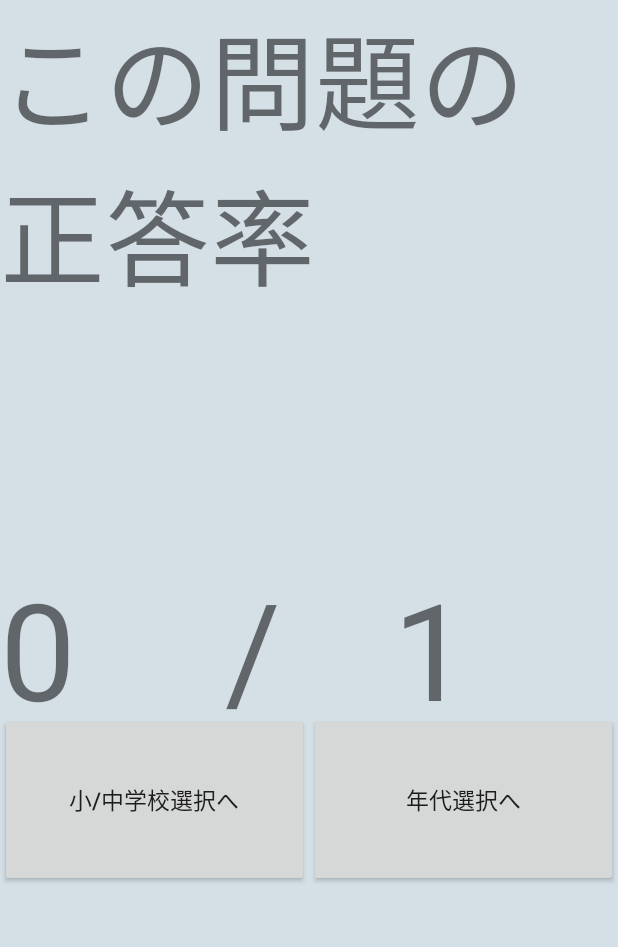
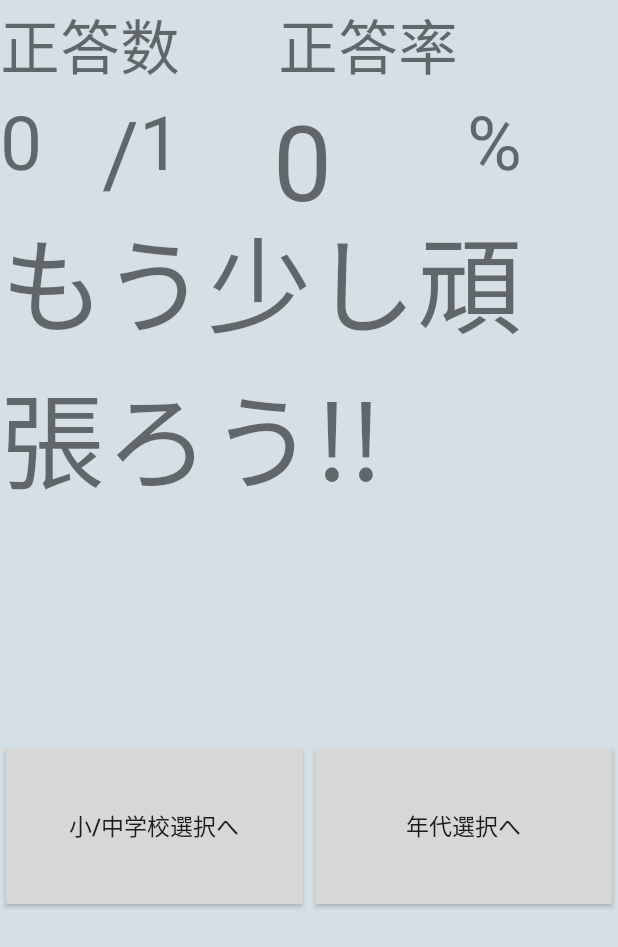
Before and after one commit to kiesproject/android-kanazawa-2016, an Android app: the QuizActivity screen opened directly, with no data from a screen before it, after a tap on an icon or button, on a phone screen of 412 x 824 dp. Shown: the top 947 px of the screen. Run offline under Robolectric (Android 15) with nearby library versions, the phone set to English and light mode, and no system bars; 13 statements that could not run were skipped.

Commit message:
QuizResultの解消

```diff
--- a/juniorkanazawa/app/src/main/java/com/higamasa/juniorkanazawa/QuizActivity.java
+++ b/juniorkanazawa/app/src/main/java/com/higamasa/juniorkanazawa/QuizActivity.java
@@ -14,34 +14,40 @@ import android.widget.TextView;
 import android.support.annotation.IntegerRes;
 import android.support.v7.app.AppCompatActivity;
 import android.util.Log;
-import android.view.View;
 
 import java.util.ArrayList;
+import java.util.Arrays;
+import java.util.Collections;
+import java.util.List;
+import java.util.Random;
 
 public class QuizActivity extends Activity implements View.OnClickListener {
 	ArrayList<QuizEntity> answerList;	//問題list
 
 	private int correct = 0;		//正解数
-	private int nStatement = 0;		//statement番号
+	private int sNumber = 0;		//statement番号
 
 	private String Answer;			//正解の文字列
+
+	private String firstAnswer;
+	private String secondAnswer;
+	private String thirdAnswer;
+	private String fourthAnswer;
 
 	private TextView Statement;
 	private TextView Title;
 
-	private Button FirstButton;
-	private Button SecondButton;
-	private Button ThirdButton;
-	private Button FourthButton;
-
-	private ImageView correctImage;
+//	private Button[] selectButton;
+	private Button firstButton;
+	private Button secondButton;
+	private Button thirdButton;
+	private Button fourthButton;
 
 	@Override
 	protected void onCreate(Bundle savedInstanceState) {
 		super.onCreate(savedInstanceState);
 		setContentView(R.layout.content_quiz);
-
-		setQuestion(nStatement);
+		setQuestion(sNumber);
 	}
 
 	//クイズの挿入
@@ -56,37 +62,54 @@ public class QuizActivity extends Activity implements View.OnClickListener {
 		Title = (TextView)findViewById(R.id.title);
 		Title.setText(answerList.get(sNumber).getTitle());
 
-		FirstButton = (Button) findViewById(R.id.button0);
-		FirstButton.setText(answerList.get(sNumber).getFirst());
-		SecondButton = (Button) findViewById(R.id.button1);
-		SecondButton.setText(answerList.get(sNumber).getSecond());
-		ThirdButton = (Button) findViewById(R.id.button2);
-		ThirdButton.setText(answerList.get(sNumber).getThird());
-		FourthButton = (Button) findViewById(R.id.button3);
-		FourthButton.setText(answerList.get(sNumber).getFourth());
+		firstAnswer = answerList.get(sNumber).getFirst();
+		secondAnswer = answerList.get(sNumber).getSecond();
+		thirdAnswer = answerList.get(sNumber).getThird();
+		fourthAnswer = answerList.get(sNumber).getFourth();
 
 		int AnswerNumber = answerList.get(sNumber).getAnswer();
 		Answer = AnswerSelect(AnswerNumber);
 
-		FirstButton.setOnClickListener(new View.OnClickListener() {
+//		selectAnswer = new String[]{firstAnswer,secondAnswer,thirdAnswer,fourthAnswer};
+
+//		selectButton = new Button[]{firstButton,secondButton,thirdButton,fourthButton};
+//		Random random = new Random();
+//		int select = random.nextInt(4);
+//		List<Button> list = Arrays.asList(selectButton[select]);
+//		Collections.shuffle(list);
+//		selectButton = (Button[])list.toArray(new Button[list.size()]);
+
+		firstButton = (Button) findViewById(R.id.button0);
+		firstButton.setText(answerList.get(sNumber).getFirst());
+
+		secondButton = (Button) findViewById(R.id.button1);
+		secondButton.setText(answerList.get(sNumber).getSecond());
+
+		thirdButton = (Button) findViewById(R.id.button2);
+		thirdButton.setText(answerList.get(sNumber).getThird());
+
+		fourthButton = (Button) findViewById(R.id.button3);
+		fourthButton.setText(answerList.get(sNumber).getFourth());
+
+		firstButton.setOnClickListener(new View.OnClickListener() {
 			@Override
 			public void onClick(View view) {
 				AnswerJudge(findViewById(R.id.button0));
 			}
 		});
-		SecondButton.setOnClickListener(new View.OnClickListener() {
+		secondButton.setOnClickListener(new View.OnClickListener() {
 			@Override
 			public void onClick(View view) {
 				AnswerJudge(findViewById(R.id.button1));
 			}
 		});
-		ThirdButton.setOnClickListener(new View.OnClickListener() {
+		thirdButton.setOnClickListener(new View.OnClickListener() {
 			@Override
 			public void onClick(View view) {
 				AnswerJudge(findViewById(R.id.button2));
 			}
 		});
-		FourthButton.setOnClickListener(new View.OnClickListener() {
+		fourthButton.setOnClickListener(new View.OnClickListener() {
 			@Override
 			public void onClick(View view) {
 				AnswerJudge(findViewById(R.id.button3));
@@ -94,12 +117,15 @@ public class QuizActivity extends Activity implements View.OnClickListener {
 		});
 	}
 
+	public void selectText(Button first, Button second, Button third, Button fourth){
+	}
+
 	//正誤判定
 	public void AnswerJudge(View view){
 		if (((Button)view).getText().equals(Answer)){
 			//正解の時
 			correct++;
-			CorrectAnimation();
+//			CorrectAnimation();
 				next(view);
 		}
 		else{
@@ -109,36 +135,40 @@ public class QuizActivity extends Activity implements View.OnClickListener {
 	}
 
 	//正解の番号を文字列に変換
-	public String AnswerSelect(int aNumber){
-		String AnswerText = null;
+	public String AnswerSelect(int answerNumber){
+		String answerText = null;
 
-		switch(aNumber){
+		switch(answerNumber){
 			case 1:
-				AnswerText =  answerList.get(nStatement).getFirst();
+//				AnswerText = answerList.get(nStatement).getFirst();
+				answerText = firstAnswer;
 				break;
 			case 2:
-				AnswerText =  answerList.get(nStatement).getSecond();
+//				answerText = answerList.get(nStatement).getSecond();
+				answerText = secondAnswer;
 				break;
 			case 3:
-				AnswerText =  answerList.get(nStatement).getThird();
+//				answerText = answerList.get(nStatement).getThird();
+				answerText = thirdAnswer;
 				break;
 			case 4:
-				AnswerText =  answerList.get(nStatement).getFourth();
+//				answerText = answerList.get(nStatement).getFourth();
+				answerText = fourthAnswer;
 				break;
 		}
-		return AnswerText;
+		return answerText;
 	}
 
 	//次の問題へ移行
 	public void next(View view){
-		++nStatement;
-		if(nStatement < answerList.size()){
-			setQuestion(nStatement);
+		++sNumber;
+		if(sNumber < answerList.size()){
+			setQuestion(sNumber);
 		}
 		else{
 			Intent CorrectIntent = new Intent(QuizActivity.this,QuizResult.class);
 			CorrectIntent.putExtra("correct",correct);
-			CorrectIntent.putExtra("nStatement",nStatement);
+			CorrectIntent.putExtra("sNumber",sNumber);
 			startActivity(CorrectIntent);
 		}
 	}
@@ -146,12 +176,4 @@ public class QuizActivity extends Activity implements View.OnClickListener {
 	@Override
 	public void onClick(View view) {
 	}
-	public void CorrectAnimation(){
-		correctImage =(ImageView)findViewById(R.id.correct);
-		correctImage.setImageResource(R.drawable.maru);
-		AlphaAnimation alpha = new AlphaAnimation(0,1);
-		alpha.setDuration(3000);
-		alpha.setFillBefore(true);
-		correctImage.startAnimation(alpha);
-	}
 }
--- a/juniorkanazawa/app/src/main/java/com/higamasa/juniorkanazawa/QuizResult.java
+++ b/juniorkanazawa/app/src/main/java/com/higamasa/juniorkanazawa/QuizResult.java
@@ -3,7 +3,6 @@ package com.higamasa.juniorkanazawa;
 import android.content.Intent;
 import android.os.Bundle;
 import android.support.v7.app.AppCompatActivity;
-import android.util.Log;
 import android.view.View;
 import android.widget.Button;
 import android.widget.TextView;
@@ -15,10 +14,16 @@ import android.widget.TextView;
 public class QuizResult extends AppCompatActivity{
 
 	int correct;
-	int nStatement;
+	int sNumber;
+
+	double percentage;
 
 	private TextView cStatement;
 	private TextView rStatement;
+
+	private TextView pText;
+
+	private TextView gradingText;
 
 	private Button schoolButton;
 	private Button ageButton;
@@ -30,15 +35,20 @@ public class QuizResult extends AppCompatActivity{
 
 		Intent intent = getIntent();
 		correct = intent.getIntExtra("correct",correct);
-		nStatement = intent.getIntExtra("nStatement",nStatement);
-//		Log.d("correctN",String.valueOf(correct));
+		sNumber = intent.getIntExtra("sNumber",sNumber);
 
-//	public void setResult(int correct, int state){
 		cStatement = (TextView)findViewById(R.id.correctView);
 		cStatement.setText(String.valueOf(correct));
 
 		rStatement = (TextView)findViewById(R.id.statementView);
-		rStatement.setText(String.valueOf(nStatement));
+		rStatement.setText(String.valueOf(sNumber));
+
+		percentage = (double) correct/ (double) sNumber*100;
+		pText = (TextView)findViewById(R.id.percentageView);
+		pText.setText(String.valueOf(((int) percentage)));
+
+		gradingText = (TextView) findViewById(R.id.gradingView);
+		correctJudge(gradingText,correct, sNumber);
 
 		schoolButton = (Button)findViewById(R.id.schoolButton);
 		ageButton = (Button)findViewById(R.id.ageButton);
@@ -58,4 +68,23 @@ public class QuizResult extends AppCompatActivity{
 			}
 		});
 	}
+
+	public TextView correctJudge(TextView text,int correct, int nState){
+		if (correct/nState*100 == 100){
+			text.setText("ジュニア金沢検定に認定!!");
+	}
+		else if (correct/nState*100 < 100 && correct/nState*100 >= 90){
+			text.setText("ゴールドカードに認定!!");
+		}
+		else if (correct/nState*100 < 90 && correct/nState*100 >= 80){
+			text.setText("シルバーカードに認定!!");
+		}
+		else if (correct/nState*100 < 80 && correct/nState*100 >= 70){
+			text.setText("ブロンズカードに認定!!");
+		}
+		else{
+			text.setText("もう少し頑張ろう!!");
+		}
+		return text;
+	}
 }
--- a/juniorkanazawa/app/src/main/java/com/higamasa/juniorkanazawa/repository/QuizRepository.java
+++ b/juniorkanazawa/app/src/main/java/com/higamasa/juniorkanazawa/repository/QuizRepository.java
@@ -131,6 +131,7 @@ public class QuizRepository implements Serializable {
 //            e.printStackTrace();
 //        }
 //    }
+
     public ArrayList<YearQuiz> getQuizList() {
         return allQuiz;
     }
--- a/juniorkanazawa/app/src/main/res/layout/resurt_quiz.xml
+++ b/juniorkanazawa/app/src/main/res/layout/resurt_quiz.xml
@@ -11,44 +11,81 @@
     <LinearLayout
         android:layout_width="match_parent"
         android:layout_height="wrap_content"
-        android:orientation="vertical"
-        android:layout_weight="0.41"
+        android:orientation="horizontal"
         android:weightSum="1">
+
         <TextView
-            android:text="この問題の正答率"
+            android:text="正答数"
+            android:textSize="40sp"
+            android:layout_width="185dp"
+            android:layout_height="wrap_content"
+            />
+
+        <TextView
+            android:text="正答率"
+            android:textSize="40sp"
             android:layout_width="match_parent"
+            android:layout_height="wrap_content"
+            />
+
+    </LinearLayout>
+
+    <LinearLayout
+        android:layout_width="match_parent"
+        android:layout_height="75dp"
+        android:orientation="horizontal"
+        android:weightSum="1">
+
+        <TextView
+            android:layout_width="5dp"
             android:layout_height="match_parent"
-            android:id="@+id/evaluateView"
+            android:id="@+id/correctView"
+            android:textSize="50sp"
+            android:layout_weight="0.21"/>
+
+        <TextView
+            android:text="/"
+            android:layout_width="wrap_content"
+            android:layout_height="match_parent"
+            android:textSize="60sp"
+            />
+
+        <TextView
+            android:layout_width="5dp"
+            android:layout_height="match_parent"
+            android:id="@+id/statementView"
+            android:textSize="50sp"
+            android:layout_weight="0.28"/>
+
+        <TextView
+            android:layout_width="wrap_content"
+            android:layout_height="match_parent"
+            android:id="@+id/percentageView"
             android:textSize="70sp"
-            android:layout_weight="1.60"/>
+            android:layout_weight="0.30"/>
+
+        <TextView
+            android:text="%"
+            android:layout_width="wrap_content"
+            android:layout_height="match_parent"
+            android:textSize="50sp"
+            />
+
     </LinearLayout>
 
     <LinearLayout
         android:layout_width="match_parent"
         android:layout_height="wrap_content"
-        android:orientation="horizontal"
-        android:layout_weight="0.01"
+        android:orientation="vertical"
+        android:layout_weight="0.41"
         android:weightSum="1">
 
         <TextView
-            android:layout_width="150dp"
-            android:layout_height="100dp"
-            android:id="@+id/correctView"
-            android:textSize="90sp"/>
-
-        <TextView
-            android:text="/"
-            android:layout_width="wrap_content"
+            android:layout_width="match_parent"
             android:layout_height="match_parent"
-            android:textSize="90sp"
-            android:layout_weight="1.00"/>
-
-        <TextView
-            android:layout_width="150dp"
-            android:layout_height="match_parent"
-            android:id="@+id/statementView"
-            android:textSize="90sp"
-            android:layout_weight="0.37"/>
+            android:id="@+id/gradingView"
+            android:textSize="70sp"
+            android:layout_weight="1.60"/>
     </LinearLayout>
 
     <LinearLayout
```
